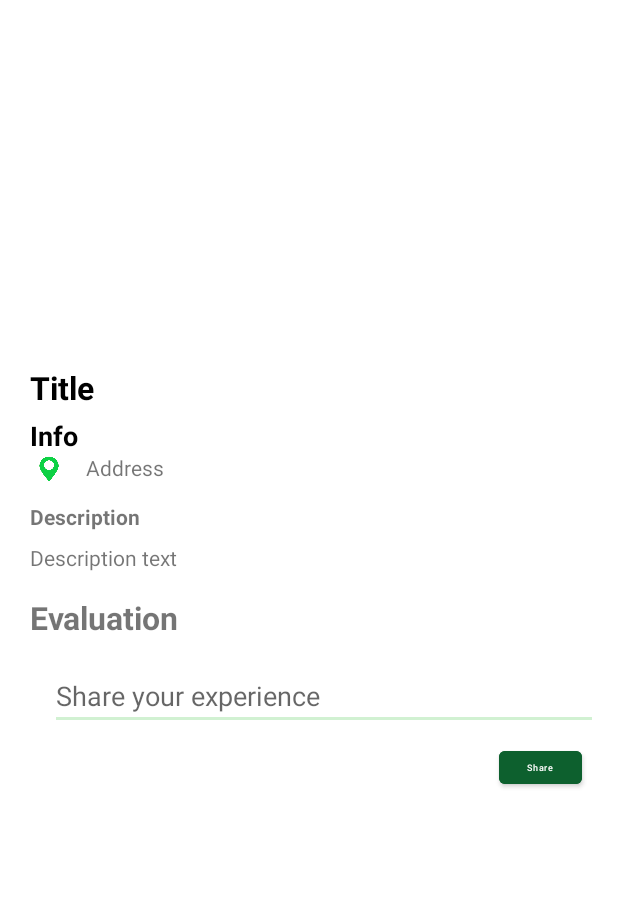
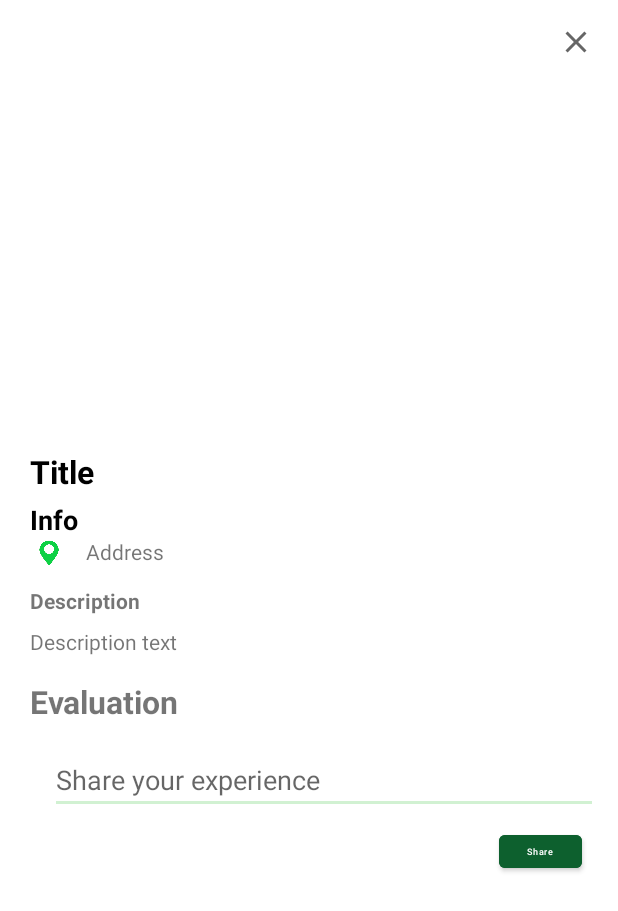
Before and after one commit to Lamduy0807/DoAnNMUDDD, an Android app: the DetailPlaceActivity screen opened directly, with no data from a screen before it, on a phone screen of 412 x 824 dp. Shown: the top 911 px of the screen. Run offline under Robolectric (Android 15) with nearby library versions, the phone set to English and light mode, and no system bars; our stand-ins replace CircleImageView, Firebase (no records; nobody signed in at launch, a user with empty details on screens opened directly), Picasso; 4 statements that could not run were skipped.

Commit message:
Homecreen to Detail place

```diff
--- a/app/src/main/AndroidManifest.xml
+++ b/app/src/main/AndroidManifest.xml
@@ -29,7 +29,8 @@
             android:value="@string/map_key" />
         <activity android:name="com.theartofdev.edmodo.cropper.CropImageActivity"
             android:theme="@style/Base.Theme.AppCompat"/>
-        <activity android:name="controller.CreateTrip.DetailPlaceActivity" />
+        <activity android:name="controller.CreateTrip.DetailPlaceActivity"
+            android:parentActivityName="controller.CreateTrip.Trip6Activity"/>
         <activity android:name="controller.CreateTrip.Trip6Activity"
             android:parentActivityName="controller.CreateTrip.CreateTrip2"/>
 
--- a/app/src/main/java/controller/CreateTrip/DetailPlaceActivity.java
+++ b/app/src/main/java/controller/CreateTrip/DetailPlaceActivity.java
@@ -3,6 +3,7 @@
 import androidx.annotation.NonNull;
 import androidx.annotation.Nullable;
 import androidx.appcompat.app.AppCompatActivity;
+import androidx.appcompat.widget.Toolbar;
 import androidx.recyclerview.widget.DividerItemDecoration;
 import androidx.recyclerview.widget.LinearLayoutManager;
 import androidx.recyclerview.widget.RecyclerView;
@@ -80,7 +81,15 @@ public class DetailPlaceActivity extends AppCompatActivity {
         addControls();
         addEvents();
         getData();
-
+        Toolbar tb = findViewById(R.id.tb);
+        setSupportActionBar(tb);
+        getSupportActionBar().setDisplayShowTitleEnabled(false);
+        tb.setNavigationOnClickListener(new View.OnClickListener() {
+            @Override
+            public void onClick(View v) {
+                onBackPressed();
+            }
+        });
         firestore = FirebaseFirestore.getInstance();
         mData =  FirebaseDatabase.getInstance().getReference().child("Place").child(mpath).child(mtitle);
         database_DanhGia = FirebaseDatabase.getInstance().getReference().child("Đánh Giá").child("Place").child(mpath).child(mtitle);
--- a/app/src/main/res/layout/activity_detail_place.xml
+++ b/app/src/main/res/layout/activity_detail_place.xml
@@ -5,7 +5,19 @@
     android:layout_width="match_parent"
     android:layout_height="match_parent"
     tools:context="controller.CreateTrip.DetailPlaceActivity">
-
+    <androidx.appcompat.widget.Toolbar
+        android:id="@+id/tb"
+        android:layout_width="match_parent"
+        android:layout_height="wrap_content"
+        android:minHeight="?attr/actionBarSize"
+        android:background="@color/white"
+        app:title=""
+        android:layoutDirection="rtl"
+        app:navigationIcon="@drawable/ic_baseline_close_24"
+        app:layout_constraintEnd_toEndOf="parent"
+        app:layout_constraintStart_toStartOf="parent"
+        app:layout_constraintTop_toTopOf="parent"
+        />
     <ImageView
         android:id="@+id/imgPlace"
         android:layout_width="415dp"
@@ -16,7 +28,7 @@
         app:layout_constraintEnd_toEndOf="parent"
         app:layout_constraintHorizontal_bias="0.0"
         app:layout_constraintStart_toStartOf="parent"
-        app:layout_constraintTop_toTopOf="parent"
+        app:layout_constraintTop_toBottomOf="@+id/tb"
         app:layout_constraintVertical_bias="1.0" />
 
     <TextView
--- a/app/src/main/res/layout/activity_home_screen.xml
+++ b/app/src/main/res/layout/activity_home_screen.xml
@@ -177,6 +177,7 @@
                         android:orientation="horizontal">
 
                         <FrameLayout
+                            android:id="@+id/f1"
                             android:layout_width="wrap_content"
                             android:layout_height="match_parent"
                             android:layout_marginRight="15dp"
@@ -207,6 +208,7 @@
                         </FrameLayout>
 
                         <FrameLayout
+                            android:id="@+id/f2"
                             android:layout_width="wrap_content"
                             android:layout_height="match_parent"
                             android:layout_marginRight="15dp"
@@ -237,6 +239,7 @@
                         </FrameLayout>
 
                         <FrameLayout
+                            android:id="@+id/f3"
                             android:layout_width="wrap_content"
                             android:layout_height="match_parent"
                             android:elevation="@dimen/_8sdp">
```
Also changed, not shown: app/src/main/java/controller/mytravel/HomeScreen.java (+46 -7 lines).
